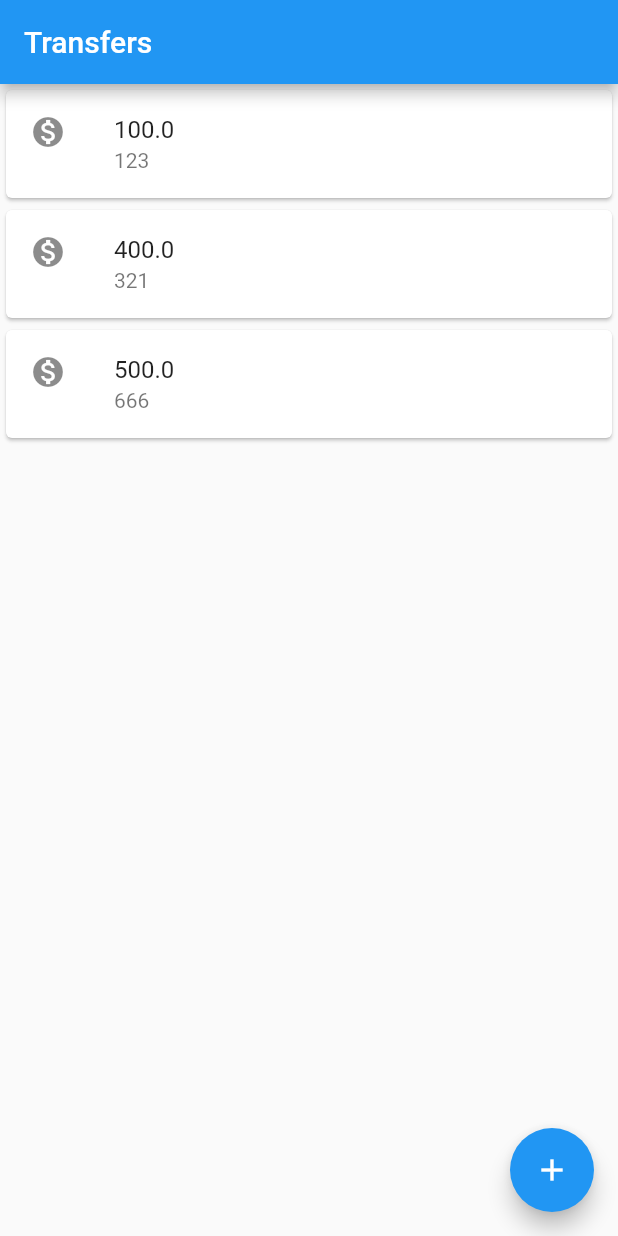
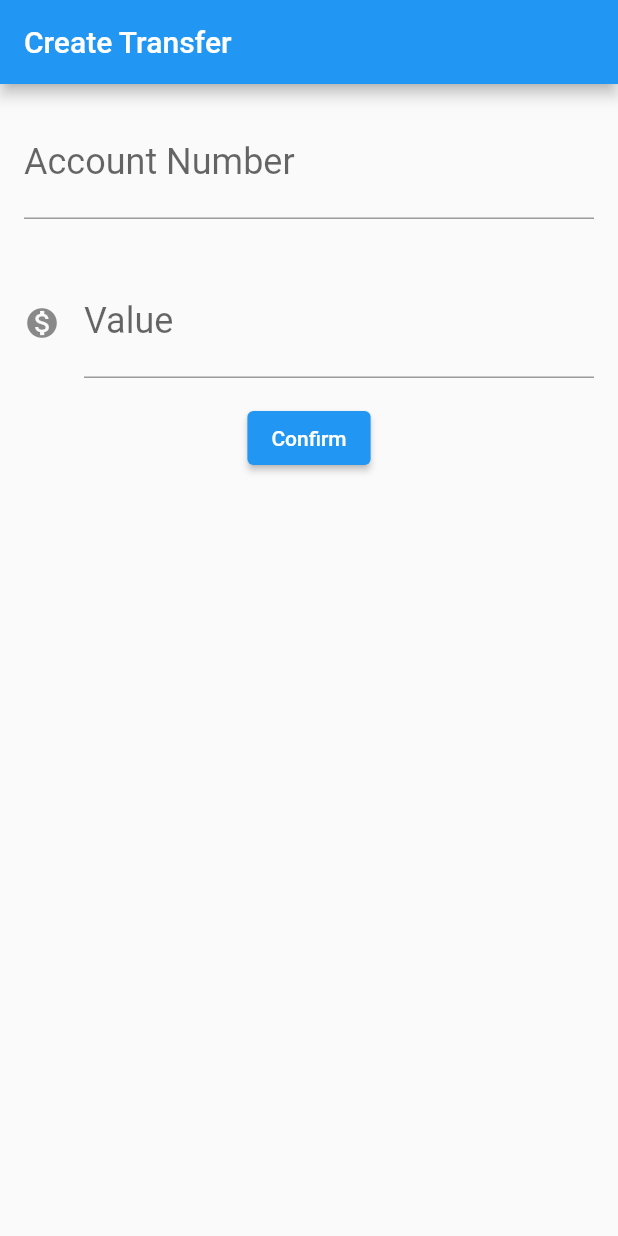
Before and after one commit to BrunaMello/bytebank, a Flutter app: the screen it shows after launch, on a phone screen of 412 x 824 dp. Run offline on Flutter 3.47's test engine with Material 2 defaults, Android fonts, the phone set to English and light mode, and no system bars.

Commit message:
03 - Criando formulario e refatorando o codigo
Nesta aula, aprendemos:
Maneiras de evitar Widgets inesperados para outras telas;
Como habilitar e utilizar o Hot Reload;
Criar um layout para formulário;
Aplicar margem em Widgets;
Como pegar o valor e estilizar TextField.

```diff
--- a/lib/main.dart
+++ b/lib/main.dart
@@ -1,27 +1,94 @@
 import 'package:flutter/material.dart';
 
-void main() => runApp(MaterialApp(
+void main() => runApp(BytebankApp());
+
+class BytebankApp extends StatelessWidget {
+  @override
+  Widget build(BuildContext context) {
+    return MaterialApp(
       home: Scaffold(
-        body: TransfersLists(),
-        appBar: AppBar(
-          title: Text('Transfers'),
-        ),
-        floatingActionButton: FloatingActionButton(
-          onPressed: () {},
-          child: Icon(Icons.add),
-        ),
+        body: TransferForm(),
       ),
-    ));
+    );
+  }
+}
+
+
+class TransferForm extends StatelessWidget{
+
+  final TextEditingController _controllerAccountField = TextEditingController();
+  final TextEditingController _controllerValueField = TextEditingController();
+
+  @override
+  Widget build(BuildContext context) {
+    return Scaffold(
+      appBar: AppBar(title: const Text('Create Transfer'),),
+      body: Column(
+        children: [
+          Padding(
+            padding: const EdgeInsets.all(16.0),
+            child: TextField(
+              controller: _controllerAccountField,
+              style: TextStyle(
+                fontSize: 24.0,
+              ),
+              decoration: InputDecoration(
+                labelText: 'Account Number',
+                hintText: '0000'
+              ),
+              keyboardType: TextInputType.number,
+            ),
+          ),
+          Padding(
+            padding: const EdgeInsets.all(16.0),
+            child: TextField(
+              controller: _controllerValueField,
+              style: TextStyle(
+                fontSize: 24.0,
+              ),
+              decoration: InputDecoration(
+                icon: Icon(Icons.monetization_on),
+                  labelText: 'Value',
+                  hintText: '0.00'
+              ),
+              keyboardType: TextInputType.number,
+            ),
+          ),
+          ElevatedButton(
+            onPressed: () {
+              final int accountNumber = int.parse(_controllerAccountField.text);
+              final double value = double.parse(_controllerValueField.text);
+              if(accountNumber != null && value != null){
+                final createdTransfer = Transfer(value, accountNumber);
+                debugPrint('$createdTransfer');
+              }
+              } ,
+            child: Text('Confirm'),
+          )
+        ],
+      ));
+}
+}
 
 class TransfersLists extends StatelessWidget {
+
   @override
   Widget build(BuildContext context) {
-    return Column(
-      children: <Widget>[
-        TransferItem(Transfer(100.0, 123)),
-        TransferItem(Transfer(400.0, 321)),
-        TransferItem(Transfer(500.0, 666)),
-      ],
+    return Scaffold(
+        appBar: AppBar(
+        title: Text('Transfers'),
+        ),
+      body: Column(
+        children: <Widget>[
+          TransferItem(Transfer(100.0, 123)),
+          TransferItem(Transfer(400.0, 321)),
+          TransferItem(Transfer(500.0, 666)),
+        ],
+      ),
+      floatingActionButton: FloatingActionButton(
+        onPressed: () {},
+        child: Icon(Icons.add),
+      ),
     );
   }
 }
@@ -49,4 +116,9 @@ class Transfer {
   final int accountnumber;
 
   Transfer(this.valor, this.accountnumber);
+
+  @override
+  String toString() {
+    return 'Transfer{valor: $valor, accountnumber: $accountnumber}';
+  }
 }
```
